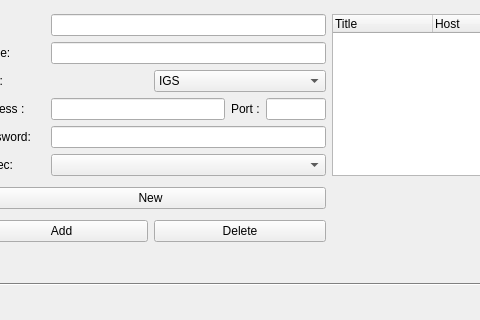
Above: src/mainwindow.ui from iamsyt/qgo before the change; both pictures show x 128 to 608 and y 0 to 320 of the 914 by 595 pixel window. Below: the same form after it.
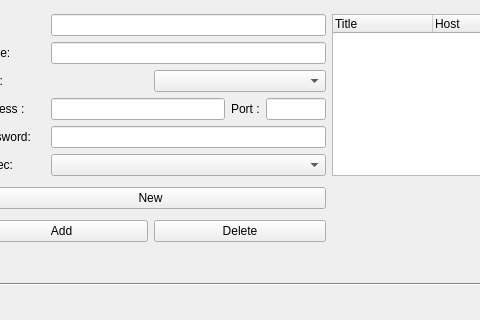
That is the form after the change. The open tabs and pages were chosen to show the change. Icons and pictures are not drawn. Custom widgets are drawn as their Qt base class.

Diff of the .ui file:
```diff
--- a/src/mainwindow.ui
+++ b/src/mainwindow.ui
@@ -2605,6 +2605,11 @@
             <property name="editable" >
              <bool>false</bool>
             </property>
+            <item>
+             <property name="text" >
+              <string/>
+             </property>
+            </item>
             <item>
              <property name="text" >
               <string>IGS</string>
```
Left out of the diff: 6 changed lines with no effect on the pictures.
